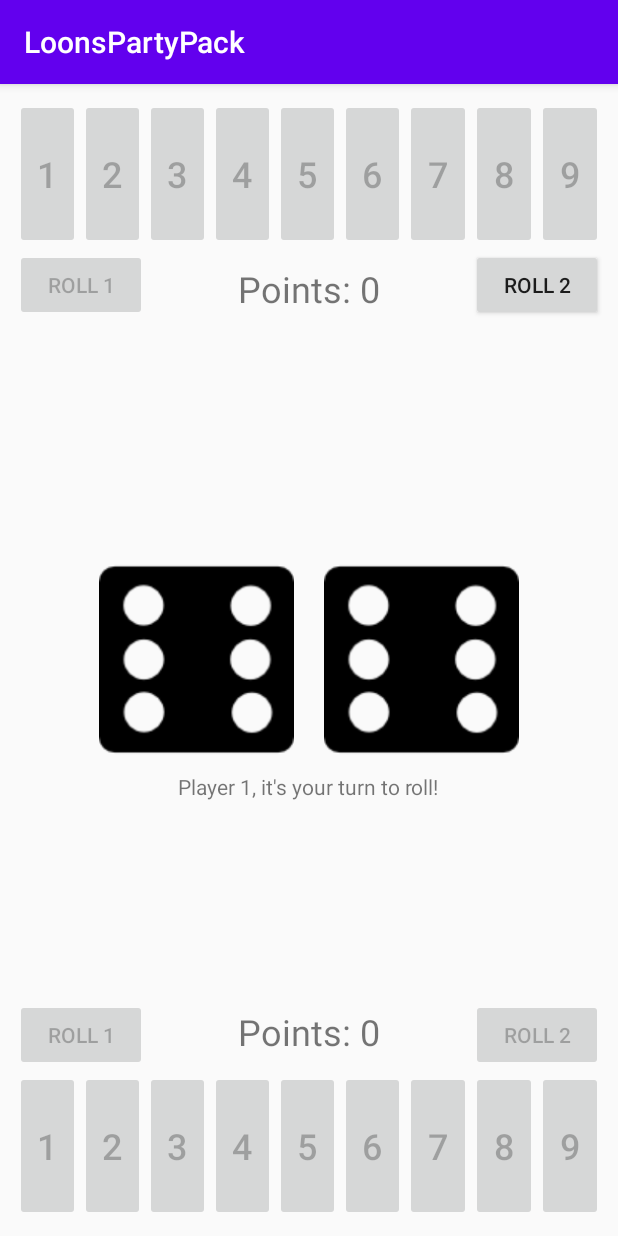
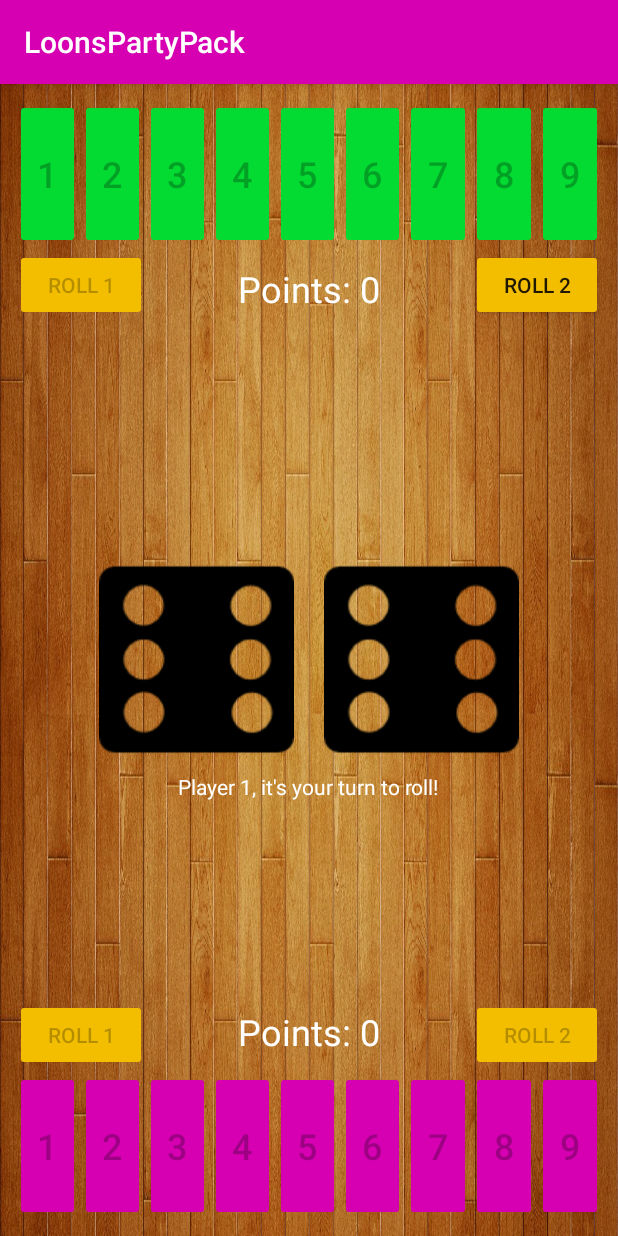
Before and after one commit to YY0NII/LoonsPartyPack, an Android app: the Game2Activity screen opened directly, with no data from a screen before it, on a phone screen of 412 x 824 dp. Run offline under Robolectric (Android 15) with nearby library versions, the phone set to English and light mode, and no system bars.

Commit message:
added a wood background image and a color scheme for the app and its controls

```diff
--- a/app/src/main/java/com/example/loonspartypack/Game2/Game2Activity.java
+++ b/app/src/main/java/com/example/loonspartypack/Game2/Game2Activity.java
@@ -16,6 +16,10 @@ import java.util.List;
 import java.util.Random;
 
 public class Game2Activity extends AppCompatActivity {
+    //Game Menu buttons
+    Button rules, reset;
+
+    View screen;
 
     //player 1's tile buttons
     Button player1_1Btn, player1_2Btn, player1_3Btn, player1_4Btn, player1_5Btn, player1_6Btn, player1_7Btn, player1_8Btn, player1_9Btn;
@@ -146,6 +150,12 @@ public class Game2Activity extends AppCompatActivity {
         player1_roll1Btn.setEnabled(false);
         player2_roll1Btn.setEnabled(false);
         player2_roll2Btn.setEnabled(false);
+
+        //long click listener for the view
+        screen = findViewById(R.id.screen);
+        //screen.setOnLongClickListener();
+
+
 
         //add click listeners for Player 1's buttons
         for (Button button : player1Buttons) {
--- a/app/src/main/java/com/example/loonspartypack/Game2/JackpotRules.txt
+++ b/app/src/main/java/com/example/loonspartypack/Game2/JackpotRules.txt
@@ -1,8 +1,9 @@
 Game 2 is finished, coded a table top game called Jackpot
+
 Here are the Rules:
-At the start of the game all levers or tiles are "open" (cleared, up), showing the numerals 1 to 9.
+At the start of the game all tiles (the numbered buttons) are "open" (cleared, up), showing the numerals 1 to 9.
 
-During the game, each player plays in turn. A player begins his or her turn by throwing or rolling the die or dice into the box.
+During the game, each player plays in turn. A player begins his or her turn by rolling the die or dice into the box.
 If the remaining tile(s) show 6 or lower, the player may roll only one die. Otherwise, the player must roll both dice.
 
 After throwing, the player adds up (or subtracts) the pips (dots) on the dice and then "shuts"
--- a/app/src/main/res/layout/activity_game2.xml
+++ b/app/src/main/res/layout/activity_game2.xml
@@ -5,6 +5,9 @@
     android:layout_width="match_parent"
     android:layout_height="match_parent"
     android:padding="10dp"
+    android:background="@drawable/wood_bg"
+    android:longClickable="true"
+    android:id="@+id/screen"
     tools:context=".Game2.Game2Activity">
 
 
@@ -15,12 +18,14 @@
         android:layout_height="100dp"
         android:orientation="horizontal">
 
+
         <Button
             android:id="@+id/b_player1_1"
             android:layout_width="0dp"
             android:layout_weight="1"
             android:text="1"
             android:textSize="24sp"
+            android:backgroundTint="@color/colorAccent"
             android:layout_height="match_parent"/>
 
         <Button
@@ -29,6 +34,7 @@
             android:layout_weight="1"
             android:text="2"
             android:textSize="24sp"
+            android:backgroundTint="@color/colorAccent"
             android:layout_height="match_parent"/>
 
         <Button
@@ -37,6 +43,7 @@
             android:layout_weight="1"
             android:text="3"
             android:textSize="24sp"
+            android:backgroundTint="@color/colorAccent"
             android:layout_height="match_parent"/>
 
         <Button
@@ -45,6 +52,7 @@
             android:layout_weight="1"
             android:text="4"
             android:textSize="24sp"
+            android:backgroundTint="@color/colorAccent"
             android:layout_height="match_parent"/>
 
         <Button
@@ -53,6 +61,7 @@
             android:layout_weight="1"
             android:text="5"
             android:textSize="24sp"
+            android:backgroundTint="@color/colorAccent"
             android:layout_height="match_parent"/>
 
         <Button
@@ -61,6 +70,7 @@
             android:layout_weight="1"
             android:text="6"
             android:textSize="24sp"
+            android:backgroundTint="@color/colorAccent"
             android:layout_height="match_parent"/>
 
         <Button
@@ -69,6 +79,7 @@
             android:layout_weight="1"
             android:text="7"
             android:textSize="24sp"
+            android:backgroundTint="@color/colorAccent"
             android:layout_height="match_parent"/>
 
         <Button
@@ -77,6 +88,7 @@
             android:layout_weight="1"
             android:text="8"
             android:textSize="24sp"
+            android:backgroundTint="@color/colorAccent"
             android:layout_height="match_parent"/>
 
         <Button
@@ -85,6 +97,7 @@
             android:layout_weight="1"
             android:text="9"
             android:textSize="24sp"
+            android:backgroundTint="@color/colorAccent"
             android:layout_height="match_parent"/>
 
     </LinearLayout>
@@ -102,6 +115,7 @@
             android:layout_weight="1"
             android:text="1"
             android:textSize="24sp"
+            android:backgroundTint="@color/colorPrimary"
             android:layout_height="match_parent"/>
 
         <Button
@@ -110,6 +124,7 @@
             android:layout_weight="1"
             android:text="2"
             android:textSize="24sp"
+            android:backgroundTint="@color/colorPrimary"
             android:layout_height="match_parent"/>
 
         <Button
@@ -118,6 +133,7 @@
             android:layout_weight="1"
             android:text="3"
             android:textSize="24sp"
+            android:backgroundTint="@color/colorPrimary"
             android:layout_height="match_parent"/>
 
         <Button
@@ -126,6 +142,7 @@
             android:layout_weight="1"
             android:text="4"
             android:textSize="24sp"
+            android:backgroundTint="@color/colorPrimary"
             android:layout_height="match_parent"/>
 
         <Button
@@ -134,6 +151,7 @@
             android:layout_weight="1"
             android:text="5"
             android:textSize="24sp"
+            android:backgroundTint="@color/colorPrimary"
             android:layout_height="match_parent"/>
 
         <Button
@@ -142,6 +160,7 @@
             android:layout_weight="1"
             android:text="6"
             android:textSize="24sp"
+            android:backgroundTint="@color/colorPrimary"
             android:layout_height="match_parent"/>
 
         <Button
@@ -150,6 +169,7 @@
             android:layout_weight="1"
             android:text="7"
             android:textSize="24sp"
+            android:backgroundTint="@color/colorPrimary"
             android:layout_height="match_parent"/>
 
         <Button
@@ -158,6 +178,7 @@
             android:layout_weight="1"
             android:text="8"
             android:textSize="24sp"
+            android:backgroundTint="@color/colorPrimary"
             android:layout_height="match_parent"/>
 
         <Button
@@ -166,6 +187,7 @@
             android:layout_weight="1"
             android:text="9"
             android:textSize="24sp"
+            android:backgroundTint="@color/colorPrimary"
             android:layout_height="match_parent"/>
 
     </LinearLayout>
@@ -204,6 +226,7 @@
         android:layout_weight="1"
         android:text="Roll 1"
         android:textSize="14sp"
+        android:backgroundTint="@color/colorPrimaryDark"
         android:layout_height="wrap_content"/>
 
     <Button
@@ -215,6 +238,7 @@
         android:layout_weight="1"
         android:text="Roll 2"
         android:textSize="14sp"
+        android:backgroundTint="@color/colorPrimaryDark"
         android:layout_height="wrap_content"/>
 
     <Button
@@ -225,6 +249,7 @@
         android:layout_above="@+id/player2Lyt"
         android:text="Roll 1"
         android:textSize="14sp"
+        android:backgroundTint="@color/colorPrimaryDark"
         android:layout_height="wrap_content"/>
 
     <Button
@@ -235,6 +260,7 @@
         android:layout_above="@+id/player2Lyt"
         android:text="Roll 2"
         android:textSize="14sp"
+        android:backgroundTint="@color/colorPrimaryDark"
         android:layout_height="wrap_content"/>
 
     <TextView
@@ -245,6 +271,7 @@
         android:layout_centerHorizontal="true"
         android:textSize="14sp"
         android:text="Player 1, it's your turn to roll!"
+        android:textColor="@color/game2Text"
         />
 
     <TextView
@@ -256,6 +283,7 @@
         android:padding="10dp"
         android:textSize="24sp"
         android:text="Points: 0"
+        android:textColor="@color/game2Text"
         />
 
     <TextView
@@ -267,6 +295,7 @@
         android:padding="10dp"
         android:textSize="24sp"
         android:text="Points: 0"
+        android:textColor="@color/game2Text"
         />
 
 </RelativeLayout>
--- a/app/src/main/res/values/colors.xml
+++ b/app/src/main/res/values/colors.xml
@@ -1,6 +1,7 @@
 <?xml version="1.0" encoding="utf-8"?>
 <resources>
-    <color name="colorPrimary">#6200EE</color>
-    <color name="colorPrimaryDark">#3700B3</color>
-    <color name="colorAccent">#03DAC5</color>
+    <color name="colorPrimary">#D600B2</color>
+    <color name="colorPrimaryDark">#F3BE00</color>
+    <color name="colorAccent">#03DA32</color>
+    <color name="game2Text">#FFFFFF</color>
 </resources>
```
Also changed, not shown: app/src/main/res/drawable-v24/wood_bg.jpg (added).
